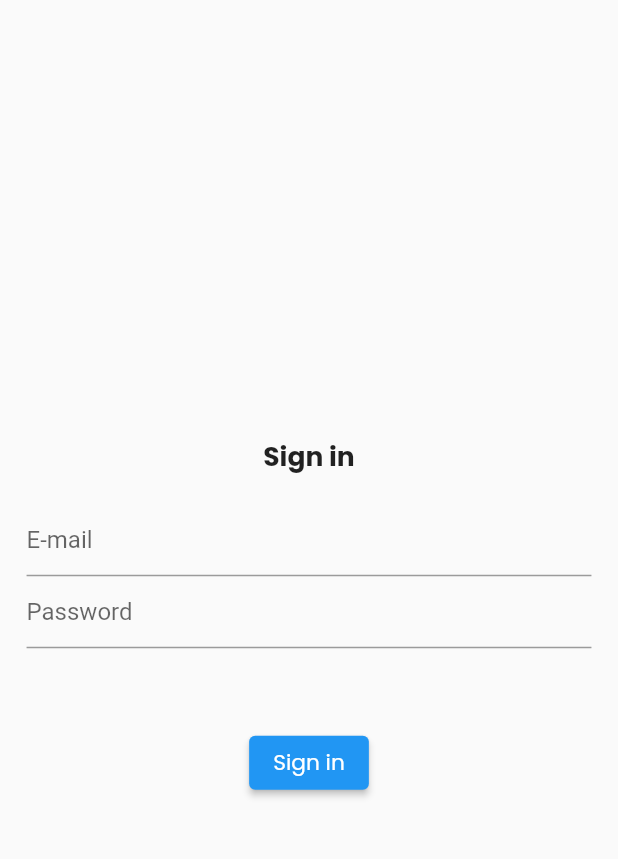
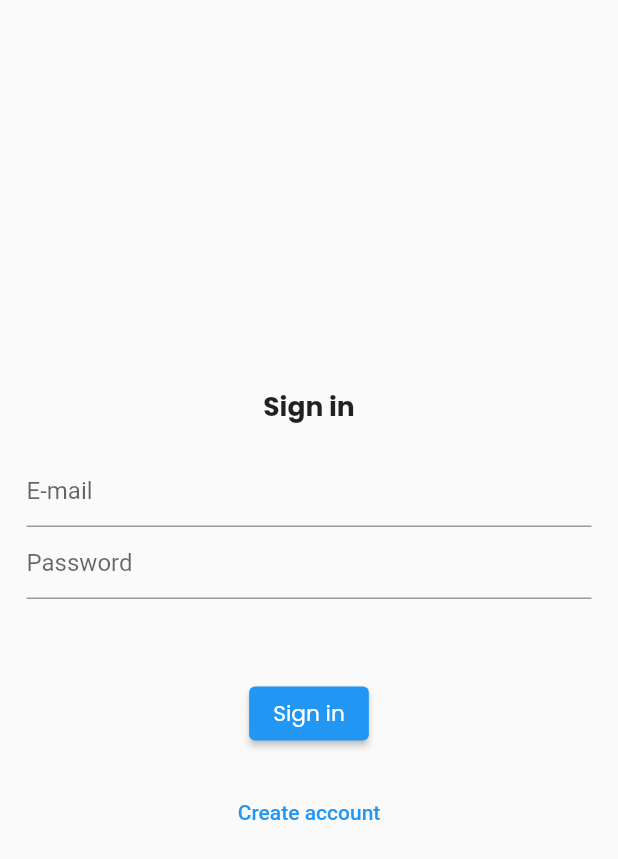
Before and after one commit to Aduzja/to_do_app, a Flutter app: the screen it shows after launch, on a phone screen of 412 x 824 dp. Shown: the top 859 px of the screen. Run offline on Flutter 3.47's test engine with Material 2 defaults, Android fonts, the phone set to English and light mode, and no system bars; our stand-ins replace cloud_firestore, firebase_auth, firebase_core, google_fonts; accounts and stored records are empty.

Commit message:
Add registration

```diff
--- a/lib/app/login/login_page.dart
+++ b/lib/app/login/login_page.dart
@@ -18,6 +18,7 @@ class LoginPage extends StatefulWidget {
 
 class _LoginPageState extends State<LoginPage> {
   var errorMessage = '';
+  var isCreatingAccount = false;
 
   @override
   Widget build(BuildContext context) {
@@ -36,7 +37,7 @@ class _LoginPageState extends State<LoginPage> {
                     mainAxisAlignment: MainAxisAlignment.center,
                     children: [
                       Text(
-                        'Sign in',
+                        isCreatingAccount == true ? 'Register' : 'Sign in',
                         style: GoogleFonts.poppins(
                           fontSize: SizeHelper.getSizeFromPx(context, 55),
                           fontWeight: FontWeight.bold,
@@ -69,6 +70,18 @@ class _LoginPageState extends State<LoginPage> {
                       ),
                       ElevatedButton(
                         onPressed: () async {
+                          if (isCreatingAccount == true) {
+                            try {
+                              await FirebaseAuth.instance
+                                  .createUserWithEmailAndPassword(
+                                      email: widget.emailController.text,
+                                      password: widget.passwordController.text);
+                            } catch (error) {
+                              setState(() {
+                                errorMessage = error.toString();
+                              });
+                            }
+                          } else {
                             try {
                               await FirebaseAuth.instance
                                   .signInWithEmailAndPassword(
@@ -79,15 +92,39 @@ class _LoginPageState extends State<LoginPage> {
                                 errorMessage = error.toString();
                               });
                             }
+                          }
                         },
                         child: Text(
-                          'Sign in',
+                          isCreatingAccount == true ? 'Register' : 'Sign in',
                           style: GoogleFonts.poppins(
                             fontSize: SizeHelper.getSizeFromPx(context, 45),
                             fontWeight: FontWeight.normal,
                           ),
                         ),
                       ),
+                      SizedBox(
+                        height: SizeHelper.getSizeFromPx(context, 55),
+                      ),
+                      if (isCreatingAccount == false) ...[
+                        TextButton(
+                          onPressed: () {
+                            setState(() {
+                              isCreatingAccount = true;
+                            });
+                          },
+                          child: const Text('Create account'),
+                        ),
+                      ],
+                      if (isCreatingAccount == true) ...[
+                        TextButton(
+                          onPressed: () {
+                            setState(() {
+                              isCreatingAccount = false;
+                            });
+                          },
+                          child: const Text('Already have an account?'),
+                        ),
+                      ],
                     ],
                   ),
                 ),
```
Lines whose indentation alone changed are shown as unchanged.
